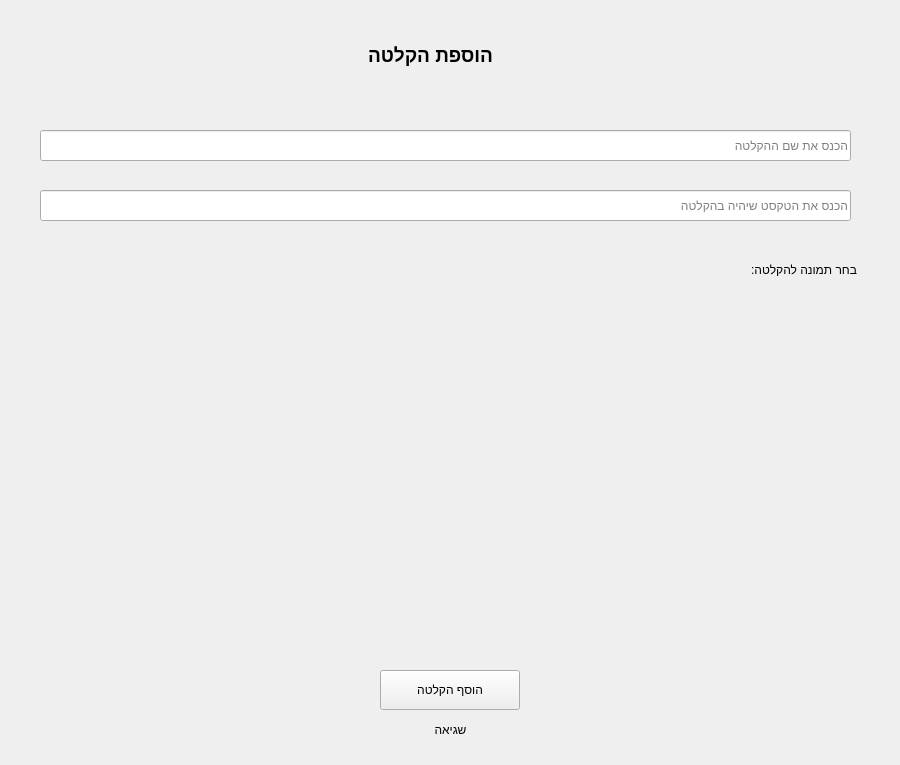
Qt form UI/AddRecordingScreen.ui (shlomi1074/CommunicationBoard_Prototype) before a commit.
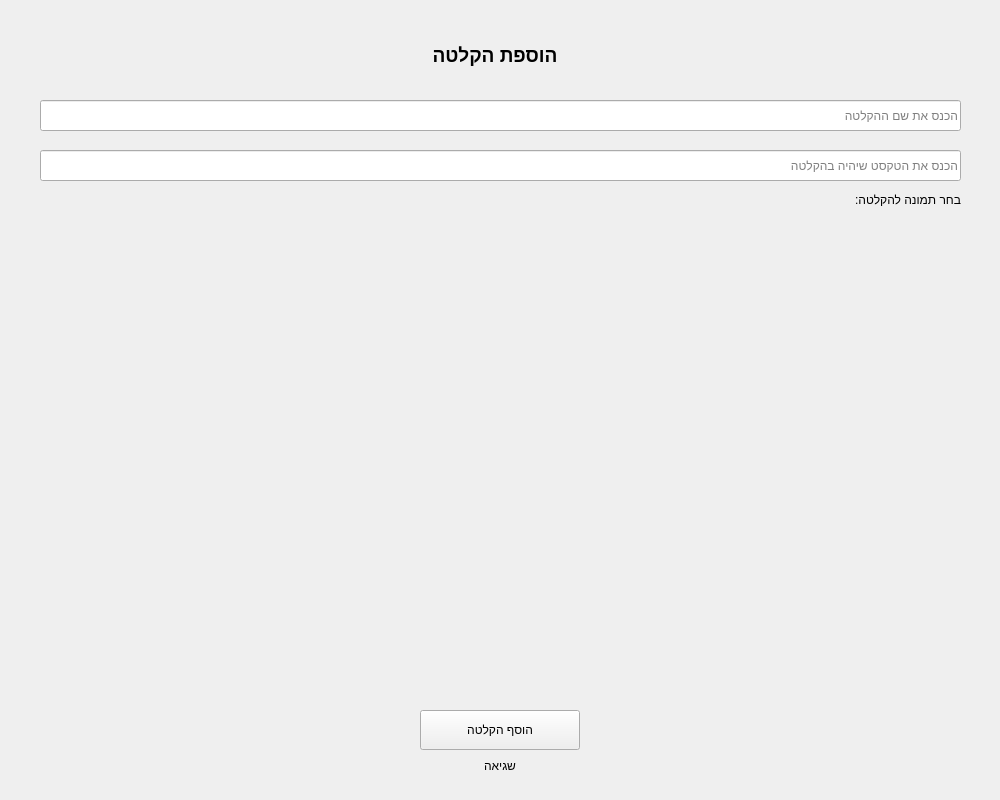
The same form after that commit. Icons and pictures are not drawn.

Patch:
```diff
--- a/UI/AddRecordingScreen.ui
+++ b/UI/AddRecordingScreen.ui
@@ -6,8 +6,8 @@
    <rect>
     <x>0</x>
     <y>0</y>
-    <width>900</width>
-    <height>765</height>
+    <width>1000</width>
+    <height>800</height>
    </rect>
   </property>
   <property name="windowTitle">
@@ -22,8 +22,8 @@
     <property name="geometry">
      <rect>
       <x>40</x>
-      <y>130</y>
-      <width>811</width>
+      <y>100</y>
+      <width>921</width>
       <height>31</height>
      </rect>
     </property>
@@ -35,8 +35,8 @@
     <property name="geometry">
      <rect>
       <x>40</x>
-      <y>190</y>
-      <width>811</width>
+      <y>150</y>
+      <width>921</width>
       <height>31</height>
      </rect>
     </property>
@@ -47,9 +47,9 @@
    <widget class="QLabel" name="label">
     <property name="geometry">
      <rect>
-      <x>330</x>
+      <x>370</x>
       <y>40</y>
-      <width>201</width>
+      <width>250</width>
       <height>31</height>
      </rect>
     </property>
@@ -70,9 +70,9 @@
    <widget class="QPushButton" name="AddRecorButton">
     <property name="geometry">
      <rect>
-      <x>380</x>
-      <y>670</y>
-      <width>140</width>
+      <x>420</x>
+      <y>710</y>
+      <width>160</width>
       <height>40</height>
      </rect>
     </property>
@@ -93,10 +93,10 @@
    <widget class="QLabel" name="ErrorMsgLabel">
     <property name="geometry">
      <rect>
-      <x>190</x>
-      <y>720</y>
-      <width>521</width>
-      <height>20</height>
+      <x>240</x>
+      <y>750</y>
+      <width>520</width>
+      <height>31</height>
      </rect>
     </property>
     <property name="text">
@@ -109,9 +109,9 @@
    <widget class="QLabel" name="label_3">
     <property name="geometry">
      <rect>
-      <x>736</x>
-      <y>260</y>
-      <width>121</width>
+      <x>810</x>
+      <y>190</y>
+      <width>151</width>
       <height>20</height>
      </rect>
     </property>
```
